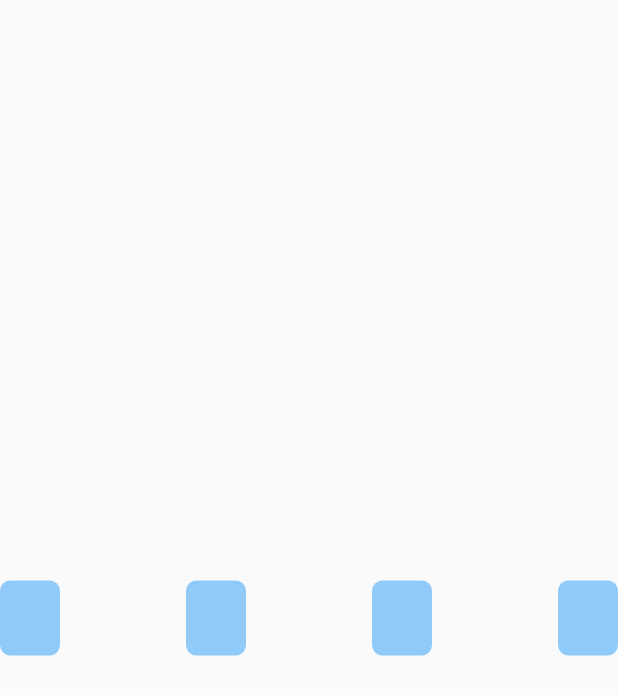
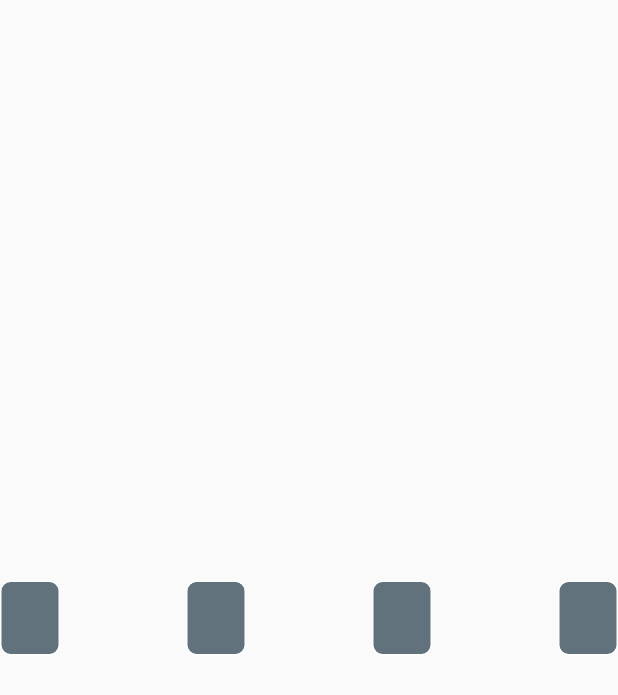
Before and after one commit to aaort/verification_code_field, a Flutter app: the screen it shows after launch, on a phone screen of 412 x 824 dp. Shown: the top 695 px of the screen. Run offline on Flutter 3.47's test engine with Material 2 defaults, Android fonts, the phone set to English and light mode, and no system bars.

Commit message:
Add more props on main class

```diff
--- a/lib/src/models/cell_theme.dart
+++ b/lib/src/models/cell_theme.dart
@@ -1,34 +1,23 @@
 import 'package:flutter/material.dart';
-import 'package:verification_code_field/src/theme/colors.dart';
+import 'package:verification_code_field/src/theme/colors.dart' as colors;
 
 class CellTheme {
-  final double? height;
-  final double? width;
-  final double? borderWidth;
-  final Color? borderColor;
-  final Color? backgroundColor;
-  final TextStyle? textStyle;
+  final double height;
+  final double width;
+  final double borderWidth;
+  final Color borderColor;
+  final Color backgroundColor;
+  final TextStyle textStyle;
 
   CellTheme({
-    this.borderColor,
-    this.backgroundColor,
-    this.textStyle,
-    this.height,
-    this.width,
-    this.borderWidth,
+    this.height = 50,
+    this.width = 40,
+    this.borderWidth = 1,
+    this.borderColor = colors.primaryColor,
+    this.backgroundColor = colors.backgroundColor,
+    this.textStyle = const TextStyle(
+      color: colors.primaryColor,
+      fontWeight: FontWeight.bold,
+    ),
   });
 }
-
-class DefaultCellTheme extends CellTheme {
-  DefaultCellTheme()
-      : super(
-          height: 50,
-          width: 40,
-          backgroundColor: backgroundColor,
-          borderColor: primaryColor,
-          textStyle: const TextStyle(
-            color: primaryColor,
-            fontWeight: FontWeight.bold,
-          ),
-        );
-}
--- a/lib/src/widgets/cell.dart
+++ b/lib/src/widgets/cell.dart
@@ -2,9 +2,8 @@
 
 import 'package:flutter/material.dart';
 import 'package:verification_code_field/src/models/cell_theme.dart';
+import 'package:verification_code_field/src/widgets/blinker.dart';
 
-const _cellWidth = 40.0;
-const _cellHeight = 50.0;
 // Cell border radius
 const _borderRadius = 7.0;
 // Default filled cell color
@@ -13,37 +12,49 @@ class Cell extends StatelessWidget {
   final bool isFocused;
   final bool isFilled;
   final String? value;
-  final CellTheme? theme;
+  final CellTheme theme;
+  final bool showFocusIndicator;
+  final bool blinkFocusIndicator;
 
   const Cell({
     super.key,
     required this.isFocused,
     required this.isFilled,
     required this.value,
-    this.theme,
+    required this.theme,
+    required this.showFocusIndicator,
+    required this.blinkFocusIndicator,
   });
 
   @override
   Widget build(BuildContext context) {
-    final backgroundColor = Theme.of(context).colorScheme.background;
     final cellTextStyle = Theme.of(context).textTheme.headline6!;
     return Container(
-      width: theme?.width ?? _cellWidth,
-      height: theme?.height ?? _cellHeight,
+      width: theme.width,
+      height: theme.height,
+      alignment: Alignment.bottomCenter,
       decoration: BoxDecoration(
         borderRadius: BorderRadius.circular(_borderRadius),
         border: Border.all(
-          color: theme?.borderColor ?? Colors.transparent,
-          width: theme?.borderWidth ?? 1,
+          color: theme.borderColor,
+          width: theme.borderWidth,
         ),
-        color: theme?.backgroundColor ?? backgroundColor,
+        color: theme.backgroundColor,
       ),
-      child: Center(
-        child: Text(
-          isFilled ? value! : ' ',
-          style: cellTextStyle.merge(theme?.textStyle),
-        ),
-      ),
+      child: showFocusIndicator && value == null
+          ? Padding(
+              padding: const EdgeInsets.only(bottom: 8.0),
+              child: Blinker(
+                color: theme.borderColor,
+                blink: blinkFocusIndicator,
+              ),
+            )
+          : Center(
+              child: Text(
+                isFilled ? value! : ' ',
+                style: cellTextStyle.merge(theme.textStyle),
+              ),
+            ),
     );
   }
 }
--- a/lib/verification_code_field.dart
+++ b/lib/verification_code_field.dart
@@ -4,26 +4,53 @@ import 'package:flutter/material.dart';
 import 'package:verification_code_field/src/models/cell_theme.dart';
 import 'package:verification_code_field/src/widgets/cell.dart';
 
+export 'package:verification_code_field/src/models/cell_theme.dart';
+
 const _maxLength = 4;
 
 class VerificationCodeField extends StatefulWidget {
-  /// Code length, (minimum and default value is 4)
+  /// Code length
+  ///
+  /// Default value is 4
   final int length;
 
   /// Function to be called when fields are filled
   final VoidCallback? onSubmit;
+
+  /// Whether automatically focus on field or not
+  ///
+  /// Default value is true
+  final bool autofocus;
 
   /// Controls the theme of each [Cell]
   ///
   /// If null [DefaultCellTheme] will be used
   final CellTheme? cellTheme;
 
-  /// Custom header widget to place above the [VerificationCodeField]
+  /// Custom header widget
+  ///
+  /// Will be placed above the [VerificationCodeField]
   final Widget? header;
 
-  /// Decides what type of keyboard should be displayed.
+  /// Whether field is enabled ot not
   ///
-  /// Default is [TextInputType.number]
+  /// Default value is [true]
+  final bool? enabled;
+
+  /// Whether to show the indicator or not
+  ///
+  /// Default value is [true]
+  final bool showFocusIndicator;
+
+  /// Whether to blink the indicator or not
+  ///
+  /// [showFocusIndicator] should be [true]
+  /// Default value is [true]
+  final bool blinkFocusIndicator;
+
+  /// Decides what type of keyboard should be displayed
+  ///
+  /// Default value is [TextInputType.number]
   final TextInputType? keyboardType;
 
   /// A [FocusNode] for managing focus on field
@@ -33,10 +60,14 @@ class VerificationCodeField extends StatefulWidget {
     super.key,
     this.length = _maxLength,
     required this.onSubmit,
+    this.autofocus = true,
+    this.enabled = true,
     this.keyboardType,
     this.focusNode,
     this.header,
     this.cellTheme,
+    this.showFocusIndicator = true,
+    this.blinkFocusIndicator = true,
   });
 
   @override
@@ -70,7 +101,8 @@ class _VerificationCodeFieldState extends State<VerificationCodeField> {
           maintainSize: true,
           maintainAnimation: true,
           child: TextField(
-            autofocus: true,
+            autofocus: widget.autofocus,
+            enabled: widget.enabled,
             keyboardType: widget.keyboardType ?? TextInputType.number,
             maxLength: maxCodeLength,
             focusNode: _focusNode,
@@ -90,11 +122,16 @@ class _VerificationCodeFieldState extends State<VerificationCodeField> {
                   maxCodeLength,
                   (index) {
                     final isFilled = index < code.length;
+                    final isFocused =
+                        index == code.length && _focusNode.hasFocus;
                     return Cell(
                       key: UniqueKey(),
                       isFilled: isFilled,
-                      theme: widget.cellTheme,
-                      isFocused: index == code.length && _focusNode.hasFocus,
+                      theme: widget.cellTheme ?? CellTheme(),
+                      isFocused: isFocused,
+                      showFocusIndicator:
+                          widget.showFocusIndicator && isFocused,
+                      blinkFocusIndicator: widget.blinkFocusIndicator,
                       value: isFilled ? code[index] : null,
                     );
                   },
```
